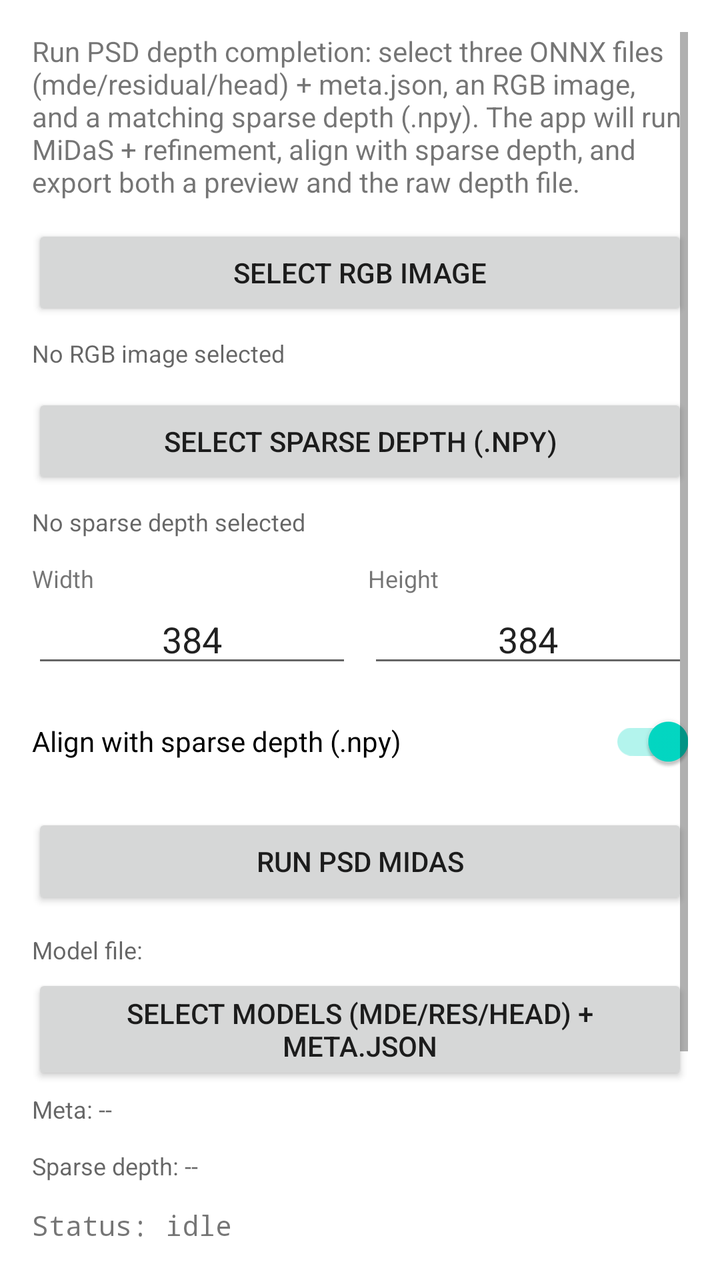
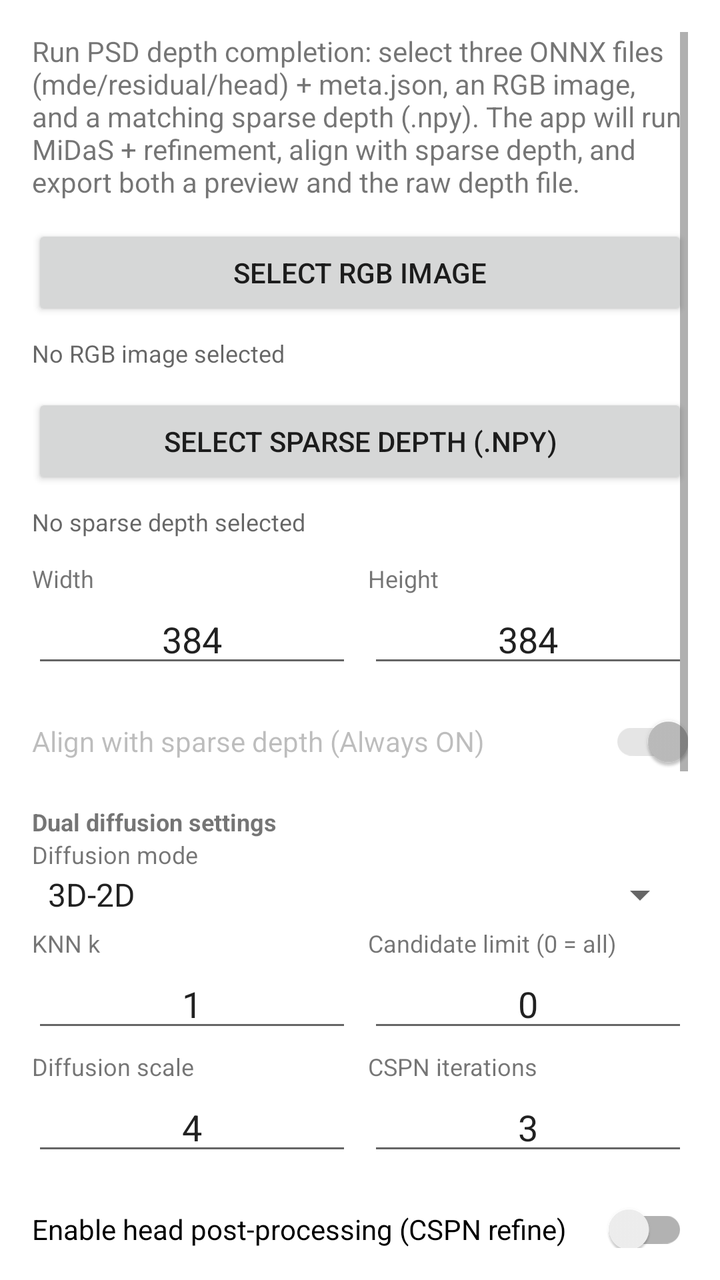

An Android layout rendered at two revisions. The XML below is the earlier revision; the diff shows what the commit changed to produce the second picture.
<!-- AndroidManifest.xml: application theme Theme.Rebuild_edge -->
<!-- res/layout/fragment_psd_midas.xml -->
<?xml version="1.0" encoding="utf-8"?>
<ScrollView xmlns:android="http://schemas.android.com/apk/res/android"
    xmlns:tools="http://schemas.android.com/tools"
    android:layout_width="match_parent"
    android:layout_height="match_parent"
    android:padding="16dp"
    tools:context=".ui.psd.PsdMidasTestFragment">

    <LinearLayout
        android:layout_width="match_parent"
        android:layout_height="wrap_content"
        android:gravity="center_horizontal"
        android:orientation="vertical">

        <TextView
            android:id="@+id/txtIntro"
            android:layout_width="match_parent"
            android:layout_height="wrap_content"
            android:paddingBottom="12dp"
            android:text="Run PSD depth completion: select three ONNX files (mde/residual/head) + meta.json, an RGB image, and a matching sparse depth (.npy). The app will run MiDaS + refinement, align with sparse depth, and export both a preview and the raw depth file."
            android:textSize="14sp" />

        <Button
            android:id="@+id/btnSelectImage"
            android:layout_width="match_parent"
            android:layout_height="wrap_content"
            android:text="Select RGB image" />

        <TextView
            android:id="@+id/txtSelectedImage"
            android:layout_width="match_parent"
            android:layout_height="wrap_content"
            android:paddingTop="8dp"
            android:text="No RGB image selected"
            android:textColor="?android:attr/textColorSecondary"
            android:textSize="12sp" />

        <Button
            android:id="@+id/btnSelectSparse"
            android:layout_width="match_parent"
            android:layout_height="wrap_content"
            android:layout_marginTop="12dp"
            android:text="Select sparse depth (.npy)" />

        <TextView
            android:id="@+id/txtSelectedSparse"
            android:layout_width="match_parent"
            android:layout_height="wrap_content"
            android:paddingTop="8dp"
            android:text="No sparse depth selected"
            android:textColor="?android:attr/textColorSecondary"
            android:textSize="12sp" />

        <ImageView
            android:id="@+id/imgPreview"
            android:layout_width="match_parent"
            android:layout_height="200dp"
            android:layout_marginTop="12dp"
            android:adjustViewBounds="true"
            android:scaleType="fitCenter"
            android:contentDescription="@string/menu_psd_midas_test"
            android:visibility="gone" />

        <LinearLayout
            android:layout_width="match_parent"
            android:layout_height="wrap_content"
            android:layout_marginTop="12dp"
            android:orientation="horizontal">

            <LinearLayout
                android:layout_width="0dp"
                android:layout_height="wrap_content"
                android:layout_weight="1"
                android:orientation="vertical">

                <TextView
                    android:layout_width="match_parent"
                    android:layout_height="wrap_content"
                    android:text="Width"
                    android:textSize="12sp" />

                <EditText
                    android:id="@+id/editWidth"
                    android:layout_width="match_parent"
                    android:layout_height="wrap_content"
                    android:gravity="center"
                    android:inputType="number"
                    android:maxLines="1"
                    android:text="384" />
            </LinearLayout>

            <LinearLayout
                android:layout_width="0dp"
                android:layout_height="wrap_content"
                android:layout_marginStart="8dp"
                android:layout_weight="1"
                android:orientation="vertical">

                <TextView
                    android:layout_width="match_parent"
                    android:layout_height="wrap_content"
                    android:text="Height"
                    android:textSize="12sp" />

                <EditText
                    android:id="@+id/editHeight"
                    android:layout_width="match_parent"
                    android:layout_height="wrap_content"
                    android:gravity="center"
                    android:inputType="number"
                    android:maxLines="1"
                    android:text="384" />
            </LinearLayout>
        </LinearLayout>

        <androidx.appcompat.widget.SwitchCompat
            android:id="@+id/switchAlign"
            android:layout_width="match_parent"
            android:layout_height="wrap_content"
            android:layout_marginTop="8dp"
            android:text="Align with sparse depth (.npy)"
            android:checked="true" />

        <Button
            android:id="@+id/btnRunInference"
            android:layout_width="match_parent"
            android:layout_height="wrap_content"
            android:layout_marginTop="12dp"
            android:text="Run PSD MiDaS" />

        <TextView
            android:id="@+id/txtModelPath"
            android:layout_width="match_parent"
            android:layout_height="wrap_content"
            android:layout_marginTop="12dp"
            android:text="Model file:"
            android:textColor="?android:attr/textColorSecondary"
            android:textSize="12sp" />

        <Button
            android:id="@+id/btnSelectModel"
            android:layout_width="match_parent"
            android:layout_height="wrap_content"
            android:layout_marginTop="4dp"
            android:text="Select models (mde/res/head) + meta.json" />

        <TextView
            android:id="@+id/txtMeta"
            android:layout_width="match_parent"
            android:layout_height="wrap_content"
            android:paddingTop="4dp"
            android:text="Meta: --"
            android:textColor="?android:attr/textColorSecondary"
            android:textSize="12sp" />

        <TextView
            android:id="@+id/txtSparseStats"
            android:layout_width="match_parent"
            android:layout_height="wrap_content"
            android:paddingTop="12dp"
            android:text="Sparse depth: --"
            android:textColor="?android:attr/textColorSecondary"
            android:textSize="12sp" />

        <TextView
            android:id="@+id/txtStatus"
            android:layout_width="match_parent"
            android:layout_height="wrap_content"
            android:paddingTop="12dp"
            android:text="Status: idle"
            android:textSize="14sp"
            android:typeface="monospace" />

        <TextView
            android:id="@+id/txtElapsed"
            android:layout_width="match_parent"
            android:layout_height="wrap_content"
            android:paddingTop="4dp"
            android:text="Elapsed: --"
            android:textSize="12sp"
            android:typeface="monospace" />

        <TextView
            android:id="@+id/txtCpu"
            android:layout_width="match_parent"
            android:layout_height="wrap_content"
            android:paddingTop="4dp"
            android:text="CPU (ms): --"
            android:textSize="12sp"
            android:typeface="monospace" />

        <TextView
            android:id="@+id/txtMemory"
            android:layout_width="match_parent"
            android:layout_height="wrap_content"
            android:paddingTop="4dp"
            android:text="Memory: --"
            android:textSize="12sp"
            android:typeface="monospace" />

        <TextView
            android:id="@+id/txtDepthRange"
            android:layout_width="match_parent"
            android:layout_height="wrap_content"
            android:paddingTop="4dp"
            android:text="Depth range: --"
            android:textSize="12sp"
            android:typeface="monospace" />

        <Button
            android:id="@+id/btnExportDepth"
            android:layout_width="match_parent"
            android:layout_height="wrap_content"
            android:layout_marginTop="12dp"
            android:text="Share raw depth" />
    </LinearLayout>
</ScrollView>
<!-- resources referenced by this layout -->
<resources>
  <string name="menu_psd_midas_test">PSD (MiDaS) test</string>
  <style name="Theme.Rebuild_edge" parent="Theme.MaterialComponents.DayNight.DarkActionBar">
          
          <item name="colorPrimary">@color/purple_500</item>
          <item name="colorPrimaryVariant">@color/purple_700</item>
          <item name="colorOnPrimary">@color/white</item>
          
          <item name="colorSecondary">@color/teal_200</item>
          <item name="colorSecondaryVariant">@color/teal_700</item>
          <item name="colorOnSecondary">@color/black</item>
          
          <item name="android:statusBarColor">?attr/colorPrimaryVariant</item>
          
      </style>
  <color name="purple_500">#FF6200EE</color>
  <color name="purple_700">#FF3700B3</color>
  <color name="white">#FFFFFFFF</color>
  <color name="teal_200">#FF03DAC5</color>
  <color name="teal_700">#FF018786</color>
  <color name="black">#FF000000</color>
</resources>

<!-- the commit's change to res/layout/fragment_psd_midas.xml (unified diff, before → after) -->
@@ -118,8 +118,165 @@
             android:layout_width="match_parent"
             android:layout_height="wrap_content"
             android:layout_marginTop="8dp"
-            android:text="Align with sparse depth (.npy)"
-            android:checked="true" />
+            android:text="Align with sparse depth (Always ON)"
+            android:checked="true"
+            android:enabled="false" />
+
+        <TextView
+            android:layout_width="match_parent"
+            android:layout_height="wrap_content"
+            android:layout_marginTop="8dp"
+            android:text="Dual diffusion settings"
+            android:textSize="12sp"
+            android:textStyle="bold" />
+
+        <TextView
+            android:layout_width="match_parent"
+            android:layout_height="wrap_content"
+            android:text="Diffusion mode"
+            android:textSize="12sp" />
+
+        <Spinner
+            android:id="@+id/spinnerDiffusion"
+            android:layout_width="match_parent"
+            android:layout_height="wrap_content"
+            android:entries="@array/psd_diffusion_modes" />
+
+        <LinearLayout
+            android:layout_width="match_parent"
+            android:layout_height="wrap_content"
+            android:layout_marginTop="4dp"
+            android:orientation="horizontal">
+
+            <LinearLayout
+                android:layout_width="0dp"
+                android:layout_height="wrap_content"
+                android:layout_weight="1"
+                android:orientation="vertical">
+
+                <TextView
+                    android:layout_width="match_parent"
+                    android:layout_height="wrap_content"
+                    android:text="KNN k"
+                    android:textSize="12sp" />
+
+                <EditText
+                    android:id="@+id/editKnn"
+                    android:layout_width="match_parent"
+                    android:layout_height="wrap_content"
+                    android:gravity="center"
+                    android:inputType="number"
+                    android:maxLines="1"
+                    android:text="1" />
+            </LinearLayout>
+
+            <LinearLayout
+                android:layout_width="0dp"
+                android:layout_height="wrap_content"
+                android:layout_weight="1"
+                android:layout_marginStart="8dp"
+                android:orientation="vertical">
+
+                <TextView
+                    android:layout_width="match_parent"
+                    android:layout_height="wrap_content"
+                    android:text="Candidate limit (0 = all)"
+                    android:textSize="12sp" />
+
+                <EditText
+                    android:id="@+id/editCandidateLimit"
+                    android:layout_width="match_parent"
+                    android:layout_height="wrap_content"
+                    android:gravity="center"
+                    android:inputType="number"
+                    android:maxLines="1"
+                    android:text="0" />
+            </LinearLayout>
+        </LinearLayout>
+
+        <LinearLayout
+            android:layout_width="match_parent"
+            android:layout_height="wrap_content"
+            android:layout_marginTop="4dp"
+            android:orientation="horizontal">
+
+            <LinearLayout
+                android:layout_width="0dp"
+                android:layout_height="wrap_content"
+                android:layout_weight="1"
+                android:orientation="vertical">
+
+                <TextView
+                    android:layout_width="match_parent"
+                    android:layout_height="wrap_content"
+                    android:text="Diffusion scale"
+                    android:textSize="12sp" />
+
+                <EditText
+                    android:id="@+id/editDiffScale"
+                    android:layout_width="match_parent"
+                    android:layout_height="wrap_content"
+                    android:gravity="center"
+                    android:inputType="number"
+                    android:maxLines="1"
+                    android:text="4" />
+            </LinearLayout>
+
+            <LinearLayout
+                android:layout_width="0dp"
+                android:layout_height="wrap_content"
+                android:layout_weight="1"
+                android:layout_marginStart="8dp"
+                android:orientation="vertical">
+
+                <TextView
+                    android:layout_width="match_parent"
+                    android:layout_height="wrap_content"
+                    android:text="CSPN iterations"
+                    android:textSize="12sp" />
+
+                <EditText
+                    android:id="@+id/editDiffIteration"
+                    android:layout_width="match_parent"
+                    android:layout_height="wrap_content"
+                    android:gravity="center"
+                    android:inputType="number"
+                    android:maxLines="1"
+                    android:text="3" />
+            </LinearLayout>
+        </LinearLayout>
+
+        <androidx.appcompat.widget.SwitchCompat
+            android:id="@+id/switchPostProcess"
+            android:layout_width="match_parent"
+            android:layout_height="wrap_content"
+            android:layout_marginTop="8dp"
+            android:text="Enable head post-processing (CSPN refine)" />
+
+        <LinearLayout
+            android:layout_width="match_parent"
+            android:layout_height="wrap_content"
+            android:layout_marginTop="4dp"
+            android:orientation="horizontal"
+            android:gravity="center_vertical">
+
+            <TextView
+                android:layout_width="0dp"
+                android:layout_height="wrap_content"
+                android:layout_weight="1"
+                android:text="Post iterations"
+                android:textSize="12sp" />
+
+            <EditText
+                android:id="@+id/editPostIterations"
+                android:layout_width="72dp"
+                android:layout_height="wrap_content"
+                android:gravity="center"
+                android:inputType="number"
+                android:maxLines="1"
+                android:text="0"
+                android:enabled="true" />
+        </LinearLayout>
 
         <Button
             android:id="@+id/btnRunInference"
<!-- resource entries referenced after the edit -->
@@ -1,5 +1,10 @@
 <!-- resources referenced by this layout -->
 <resources>
+  <string-array name="psd_diffusion_modes">
+          <item>3D-2D</item>
+          <item>3D+2D</item>
+          <item>2D-3D</item>
+      </string-array>
   <string name="menu_psd_midas_test">PSD (MiDaS) test</string>
   <style name="Theme.Rebuild_edge" parent="Theme.MaterialComponents.DayNight.DarkActionBar">
           
